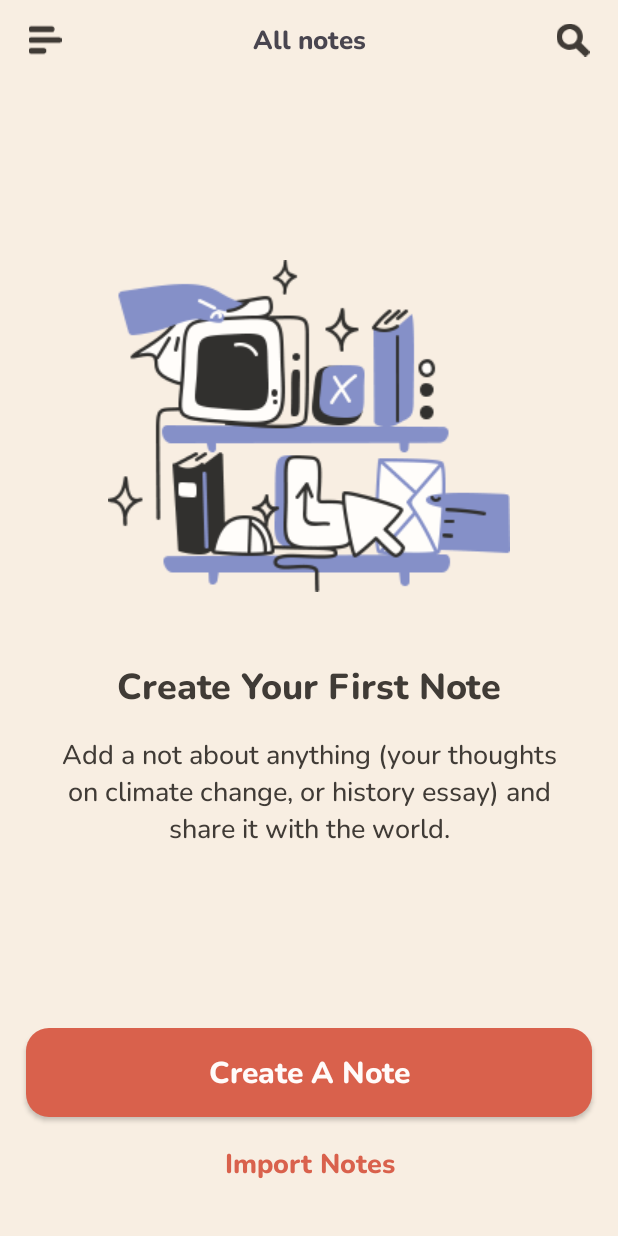
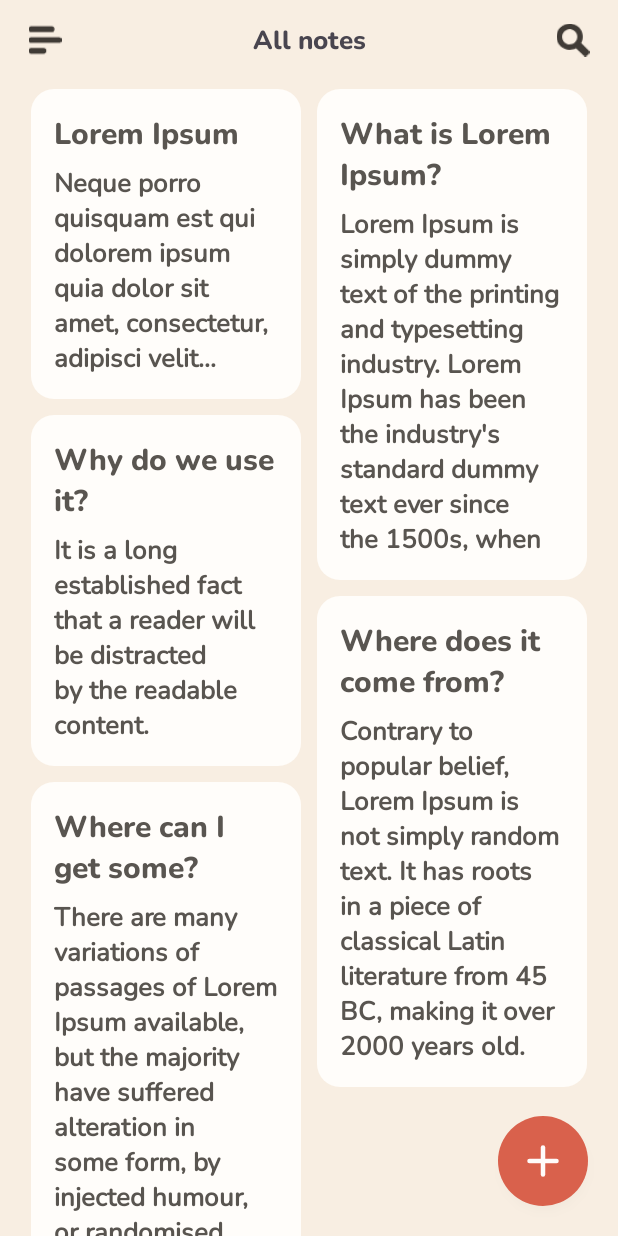
Before and after one commit to khongphaiduycuannn/Note-Taking, an Android app: the screen it shows after launch (MainActivity), on a phone screen of 412 x 824 dp. Run offline under Robolectric (Android 15) with nearby library versions, the light colour scheme and no system bars.

Commit message:
ui notes list screen

```diff
--- /dev/null
+++ b/app/src/main/java/com/example/notetaking/data/model/Note.kt
@@ -0,0 +1,12 @@
+package com.example.notetaking.data.model
+
+import java.util.Date
+
+data class Note(
+    var noteId: String = "",
+    var title: String,
+    var content: String,
+    var createdAt: Date = Date(),
+    var lastUpdateAt: Date = Date(),
+    var userId: String = ""
+)
--- a/app/src/main/java/com/example/notetaking/ui/home/HomeFragment.kt
+++ b/app/src/main/java/com/example/notetaking/ui/home/HomeFragment.kt
@@ -1,24 +1,35 @@
 package com.example.notetaking.ui.home
 
 import androidx.lifecycle.ViewModelProvider
+import androidx.recyclerview.widget.LinearLayoutManager
+import androidx.recyclerview.widget.StaggeredGridLayoutManager
 import com.example.notetaking.base.BaseFragment
 import com.example.notetaking.databinding.FragmentHomeBinding
 
 class HomeFragment :
     BaseFragment<FragmentHomeBinding, HomeViewModel>(FragmentHomeBinding::inflate) {
+
+    private val noteListAdapter by lazy {
+        NotesListAdapter()
+    }
+
     override val viewModel: HomeViewModel
         get() = ViewModelProvider(this)[HomeViewModel::class.java]
 
     override fun initData() {
-
+        viewModel.getNotesList()
     }
 
     override fun setView() {
-
+        val rclNotesList = binding.layoutNotesList.rclNotesList
+        rclNotesList.layoutManager = StaggeredGridLayoutManager(2, LinearLayoutManager.VERTICAL)
+        rclNotesList.adapter = noteListAdapter
     }
 
     override fun observeData() {
-
+        viewModel.notesList.observe(viewLifecycleOwner) { data ->
+            noteListAdapter.setDataList(data)
+        }
     }
 
     override fun setOnClick() {
--- a/app/src/main/java/com/example/notetaking/ui/home/HomeViewModel.kt
+++ b/app/src/main/java/com/example/notetaking/ui/home/HomeViewModel.kt
@@ -1,6 +1,50 @@
 package com.example.notetaking.ui.home
 
+import androidx.lifecycle.LiveData
+import androidx.lifecycle.MutableLiveData
 import com.example.notetaking.base.BaseViewModel
+import com.example.notetaking.base.DataState
+import com.example.notetaking.data.model.Note
+import kotlinx.coroutines.delay
 
 class HomeViewModel : BaseViewModel() {
+
+    private val _notesList = MutableLiveData<MutableList<Note>>(mutableListOf())
+    val notesList: LiveData<MutableList<Note>>
+        get() = _notesList
+
+    fun getNotesList() {
+        executeTask(
+            request = {
+                delay(2000)
+                DataState.Success(
+                    mutableListOf<Note>(
+                        Note(
+                            title = "Lorem Ipsum",
+                            content = "Neque porro quisquam est qui dolorem ipsum quia dolor sit amet, consectetur, adipisci velit..."
+                        ),
+                        Note(
+                            title = "What is Lorem Ipsum?",
+                            content = "Lorem Ipsum is simply dummy text of the printing and typesetting industry. Lorem Ipsum has been the industry's standard dummy text ever since the 1500s, when an unknown printer took a galley of type and scrambled it to make a type specimen book. It has survived not only five centuries, but also the leap into electronic typesetting, remaining essentially unchanged. It was popularised in the 1960s with the release of Letraset sheets containing Lorem Ipsum passages, and more recently with desktop publishing software like Aldus PageMaker including versions of Lorem Ipsum."
+                        ),
+                        Note(
+                            title = "Why do we use it?",
+                            content = "It is a long established fact that a reader will be distracted by the readable content."
+                        ),
+                        Note(
+                            title = "Where does it come from?",
+                            content = "Contrary to popular belief, Lorem Ipsum is not simply random text. It has roots in a piece of classical Latin literature from 45 BC, making it over 2000 years old."
+                        ),
+                        Note(
+                            title = "Where can I get some?",
+                            content = "There are many variations of passages of Lorem Ipsum available, but the majority have suffered alteration in some form, by injected humour, or randomised words which don't look even slightly believable. If you are going to use a passage of Lorem Ipsum, you need to be sure there isn't anything embarrassing hidden in the middle of text. "
+                        ),
+                    )
+                )
+            },
+            onSuccess = { data ->
+                this._notesList.value = data
+            }
+        )
+    }
 }
--- /dev/null
+++ b/app/src/main/java/com/example/notetaking/ui/home/NotesListAdapter.kt
@@ -0,0 +1,22 @@
+package com.example.notetaking.ui.home
+
+import android.view.LayoutInflater
+import android.view.ViewGroup
+import com.example.notetaking.base.BaseAdapter
+import com.example.notetaking.data.model.Note
+import com.example.notetaking.databinding.ItemNoteBinding
+
+class NotesListAdapter : BaseAdapter<Note, ItemNoteBinding>() {
+    override fun inflateBinding(inflater: LayoutInflater, parent: ViewGroup): ItemNoteBinding {
+        return ItemNoteBinding.inflate(inflater)
+    }
+
+    override fun onClickItem(item: Note, position: Int) {
+
+    }
+
+    override fun bindData(binding: ItemNoteBinding, item: Note, position: Int) {
+        binding.tvNoteTitle.text = item.title
+        binding.tvNoteContent.text = item.content
+    }
+}
--- /dev/null
+++ b/app/src/main/res/drawable/bg_button_oval_orange.xml
@@ -0,0 +1,5 @@
+<?xml version="1.0" encoding="utf-8"?>
+<shape xmlns:android="http://schemas.android.com/apk/res/android"
+    android:shape="oval">
+    <solid android:color="#D9614C" />
+</shape>
--- /dev/null
+++ b/app/src/main/res/drawable/bg_note_rectangle.xml
@@ -0,0 +1,6 @@
+<?xml version="1.0" encoding="utf-8"?>
+<shape xmlns:android="http://schemas.android.com/apk/res/android"
+    android:shape="rectangle">
+    <solid android:color="#FFFDFA" />
+    <corners android:radius="15dp" />
+</shape>
--- /dev/null
+++ b/app/src/main/res/drawable/ic_add.xml
@@ -0,0 +1,22 @@
+<vector xmlns:android="http://schemas.android.com/apk/res/android"
+    android:width="36dp"
+    android:height="36dp"
+    android:viewportWidth="36"
+    android:viewportHeight="36">
+    <group
+        android:scaleX="1.5"
+        android:scaleY="1.5">
+        <path
+            android:fillColor="#00000000"
+            android:pathData="M12,6L12,18"
+            android:strokeWidth="2"
+            android:strokeColor="#FFFBFA"
+            android:strokeLineCap="round" />
+        <path
+            android:fillColor="#00000000"
+            android:pathData="M18,12L6,12"
+            android:strokeWidth="2"
+            android:strokeColor="#FFFBFA"
+            android:strokeLineCap="round" />
+    </group>
+</vector>
--- a/app/src/main/res/layout/fragment_home.xml
+++ b/app/src/main/res/layout/fragment_home.xml
@@ -45,72 +45,20 @@
             android:src="@drawable/ic_search" />
     </LinearLayout>
 
-    <LinearLayout
-        android:id="@+id/ln_create_first_note"
+    <FrameLayout
         android:layout_width="match_parent"
-        android:layout_height="match_parent"
-        android:orientation="vertical">
+        android:layout_height="match_parent">
 
-        <LinearLayout
+        <include
+            android:id="@+id/layout_create_first_note"
+            layout="@layout/layout_create_first_note"
             android:layout_width="match_parent"
-            android:layout_height="0dp"
-            android:layout_marginHorizontal="17dp"
-            android:layout_weight="1"
-            android:gravity="center"
-            android:orientation="vertical">
+            android:layout_height="match_parent" />
 
-            <ImageView
-                android:layout_width="wrap_content"
-                android:layout_height="wrap_content"
-                android:layout_gravity="center"
-                android:layout_marginBottom="45dp"
-                android:src="@drawable/img_create_first_note" />
-
-            <TextView
-                android:layout_width="match_parent"
-                android:layout_height="wrap_content"
-                android:layout_marginHorizontal="20dp"
-                android:layout_marginBottom="15dp"
-                android:fontFamily="@font/nunito_bold"
-                android:text="@string/create_first_note"
-                android:textAlignment="center"
-                android:textColor="#403B36"
-                android:textSize="24sp" />
-
-            <TextView
-                android:layout_width="match_parent"
-                android:layout_height="wrap_content"
-                android:layout_marginHorizontal="13dp"
-                android:fontFamily="@font/nunito_medium"
-                android:text="@string/first_note_content"
-                android:textAlignment="center"
-                android:textColor="#403B36"
-                android:textSize="18sp" />
-        </LinearLayout>
-
-        <androidx.appcompat.widget.AppCompatButton
+        <include
+            android:id="@+id/layout_notes_list"
+            layout="@layout/layout_notes_list"
             android:layout_width="match_parent"
-            android:layout_height="wrap_content"
-            android:layout_marginHorizontal="17dp"
-            android:layout_marginBottom="18dp"
-            android:background="@drawable/bg_button_rectangle_orange"
-            android:fontFamily="@font/nunito_bold"
-            android:padding="15dp"
-            android:text="@string/create_a_note"
-            android:textAllCaps="false"
-            android:textColor="#FFFBFA"
-            android:textSize="20sp" />
-
-        <TextView
-            android:id="@+id/tv_import_notes"
-            android:layout_width="match_parent"
-            android:layout_height="wrap_content"
-            android:layout_marginHorizontal="17dp"
-            android:layout_marginBottom="35dp"
-            android:fontFamily="@font/nunito_bold"
-            android:text="@string/import_notes"
-            android:textAlignment="center"
-            android:textColor="#D9614C"
-            android:textSize="18sp" />
-    </LinearLayout>
+            android:layout_height="match_parent" />
+    </FrameLayout>
 </LinearLayout>
--- /dev/null
+++ b/app/src/main/res/layout/item_note.xml
@@ -0,0 +1,38 @@
+<?xml version="1.0" encoding="utf-8"?>
+<LinearLayout xmlns:android="http://schemas.android.com/apk/res/android"
+    xmlns:tools="http://schemas.android.com/tools"
+    android:layout_width="match_parent"
+    android:layout_height="wrap_content">
+
+    <LinearLayout
+        android:layout_width="match_parent"
+        android:layout_height="wrap_content"
+        android:layout_margin="5dp"
+        android:background="@drawable/bg_note_rectangle"
+        android:orientation="vertical"
+        android:padding="15dp">
+
+        <TextView
+            android:id="@+id/tv_note_title"
+            android:layout_width="match_parent"
+            android:layout_height="wrap_content"
+            android:layout_marginBottom="6dp"
+            android:fontFamily="@font/nunito_bold"
+            android:textAlignment="textStart"
+            android:textColor="#595550"
+            android:textSize="20sp"
+            tools:text="What is Lorem Ipsum?" />
+
+        <TextView
+            android:id="@+id/tv_note_content"
+            android:layout_width="match_parent"
+            android:layout_height="wrap_content"
+            android:fontFamily="@font/nunito_medium"
+            android:maxLines="10"
+            android:textAlignment="textStart"
+            android:textColor="#595550"
+            android:textSize="17sp"
+            android:textStyle="bold"
+            tools:text="Lorem Ipsum is simply dummy text of the printing and typesetting industry. Lorem Ipsum has been the industry's standard dummy text ever since the 1500s, when an unknown printer took a galley of type and scrambled it to make a type specimen book. It has survived not only five centuries, but also the leap into electronic typesetting, remaining essentially unchanged. It was popularised in the 1960s with the release of Letraset sheets containing Lorem Ipsum passages, and more recently with desktop publishing software like Aldus PageMaker including versions of Lorem Ipsum" />
+    </LinearLayout>
+</LinearLayout>
--- /dev/null
+++ b/app/src/main/res/layout/layout_create_first_note.xml
@@ -0,0 +1,69 @@
+<?xml version="1.0" encoding="utf-8"?>
+<LinearLayout xmlns:android="http://schemas.android.com/apk/res/android"
+    android:layout_width="match_parent"
+    android:layout_height="match_parent"
+    android:background="@color/appBackgroundDefault"
+    android:orientation="vertical">
+
+    <LinearLayout
+        android:layout_width="match_parent"
+        android:layout_height="0dp"
+        android:layout_marginHorizontal="17dp"
+        android:layout_weight="1"
+        android:gravity="center"
+        android:orientation="vertical">
+
+        <ImageView
+            android:layout_width="wrap_content"
+            android:layout_height="wrap_content"
+            android:layout_gravity="center"
+            android:layout_marginBottom="45dp"
+            android:src="@drawable/img_create_first_note" />
+
+        <TextView
+            android:layout_width="match_parent"
+            android:layout_height="wrap_content"
+            android:layout_marginHorizontal="20dp"
+            android:layout_marginBottom="15dp"
+            android:fontFamily="@font/nunito_bold"
+            android:text="@string/create_first_note"
+            android:textAlignment="center"
+            android:textColor="#403B36"
+            android:textSize="24sp" />
+
+        <TextView
+            android:layout_width="match_parent"
+            android:layout_height="wrap_content"
+            android:layout_marginHorizontal="13dp"
+            android:fontFamily="@font/nunito_medium"
+            android:text="@string/first_note_content"
+            android:textAlignment="center"
+            android:textColor="#403B36"
+            android:textSize="18sp" />
+    </LinearLayout>
+
+    <androidx.appcompat.widget.AppCompatButton
+        android:layout_width="match_parent"
+        android:layout_height="wrap_content"
+        android:layout_marginHorizontal="17dp"
+        android:layout_marginBottom="18dp"
+        android:background="@drawable/bg_button_rectangle_orange"
+        android:fontFamily="@font/nunito_bold"
+        android:padding="15dp"
+        android:text="@string/create_a_note"
+        android:textAllCaps="false"
+        android:textColor="#FFFBFA"
+        android:textSize="20sp" />
+
+    <TextView
+        android:id="@+id/tv_import_notes"
+        android:layout_width="match_parent"
+        android:layout_height="wrap_content"
+        android:layout_marginHorizontal="17dp"
+        android:layout_marginBottom="35dp"
+        android:fontFamily="@font/nunito_bold"
+        android:text="@string/import_notes"
+        android:textAlignment="center"
+        android:textColor="#D9614C"
+        android:textSize="18sp" />
+</LinearLayout>
--- /dev/null
+++ b/app/src/main/res/layout/layout_notes_list.xml
@@ -0,0 +1,27 @@
+<?xml version="1.0" encoding="utf-8"?>
+<FrameLayout xmlns:android="http://schemas.android.com/apk/res/android"
+    xmlns:tools="http://schemas.android.com/tools"
+    android:layout_width="match_parent"
+    android:layout_height="match_parent"
+    android:background="@color/appBackgroundDefault">
+
+    <androidx.recyclerview.widget.RecyclerView
+        android:id="@+id/rcl_notes_list"
+        android:layout_width="match_parent"
+        android:layout_height="match_parent"
+        android:layout_marginHorizontal="15dp"
+        tools:itemCount="6"
+        tools:layoutManager="androidx.recyclerview.widget.StaggeredGridLayoutManager"
+        tools:listitem="@layout/item_note"
+        tools:spanCount="2" />
+
+    <androidx.appcompat.widget.AppCompatImageButton
+        android:layout_width="60dp"
+        android:layout_height="60dp"
+        android:layout_gravity="bottom|end"
+        android:layout_marginEnd="20dp"
+        android:layout_marginBottom="20dp"
+        android:background="@drawable/bg_button_oval_orange"
+        android:elevation="3dp"
+        android:src="@drawable/ic_add" />
+</FrameLayout>
--- a/app/src/main/res/values/strings.xml
+++ b/app/src/main/res/values/strings.xml
@@ -7,4 +7,5 @@
     <string name="import_notes">Import Notes</string>
     <string name="create_first_note">Create Your First Note</string>
     <string name="first_note_content">Add a not about anything (your thoughts on climate change, or history essay) and share it with the world.</string>
+    <string name="add_note">Add Note</string>
 </resources>
```
